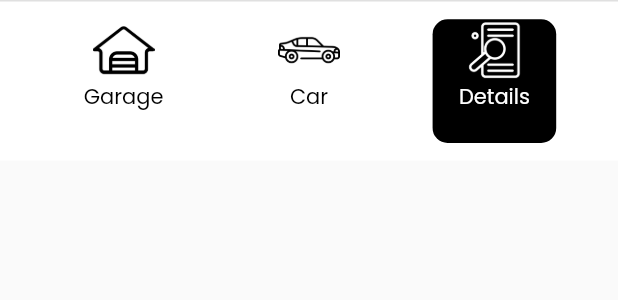
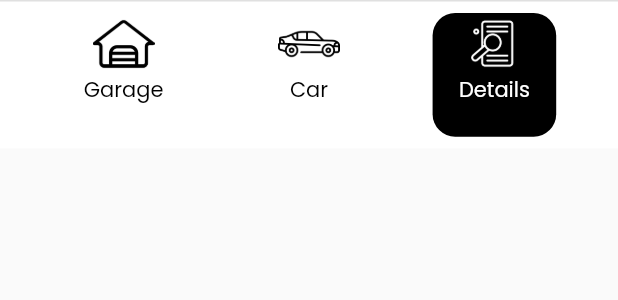
Before and after one commit to frameflex/mycar, a Flutter app: the CustomBottomBar widget shown alone on an empty page, opened directly, on a phone screen of 412 x 824 dp. Shown: the top 300 px of the screen. Run offline on Flutter 3.47's test engine with Material 2 defaults, Android fonts, the phone set to English and light mode, and no system bars; our stand-ins replace get, google_fonts, image_picker, photo_view, shared_preferences, sqflite; missing offline and left inert: image_picker_for_web, shared_preferences_web; accounts and stored records are empty.

Commit message:
Update 1.0.6 | adjustments in Font and Icons

```diff
--- a/lib/view/widgets/custom_bottom_bar.dart
+++ b/lib/view/widgets/custom_bottom_bar.dart
@@ -30,12 +30,13 @@ class _CustomBottomBarState extends State<CustomBottomBar> {
           ),
         ),
       ),
-      height: deviceHeight * .13,
+      height: deviceHeight * .12,
       width: deviceWidth,
       child: Row(
         children: [
           SizedBox(
             width: deviceWidth * 0.1,
+
           ),
 
           InkWell(
@@ -50,10 +51,11 @@ class _CustomBottomBarState extends State<CustomBottomBar> {
               decoration: BoxDecoration(
                 color:
                 (widget.selectedIndex == 0) ? Colors.black : Colors.white,
-                borderRadius: BorderRadius.circular(10),
+                borderRadius: BorderRadius.circular(15),
               ),
               child: Column(
                 children: [
+
                   SizedBox(
                     width: deviceWidth * .1,
                     child: Image(
@@ -101,7 +103,7 @@ class _CustomBottomBarState extends State<CustomBottomBar> {
               decoration: BoxDecoration(
                 color:
                     (widget.selectedIndex == 1) ? Colors.black : Colors.white,
-                borderRadius: BorderRadius.circular(10),
+                borderRadius: BorderRadius.circular(15),
               ),
               child: Column(
                 children: [
@@ -150,8 +152,8 @@ class _CustomBottomBarState extends State<CustomBottomBar> {
               width: deviceWidth * .2,
               decoration: BoxDecoration(
                 color:
-                    (widget.selectedIndex == 2) ? Colors.black : Colors.white,
-                borderRadius: BorderRadius.circular(10),
+                (widget.selectedIndex == 2) ? Colors.black : Colors.white,
+                borderRadius: BorderRadius.circular(15),
               ),
               child: Column(
                 children: [
```
Also changed, not shown: lib/view/home.dart (+10 -6 lines), assets/icons/details_black_icon.png, assets/icons/details_white_icon.png, 2 other files.
